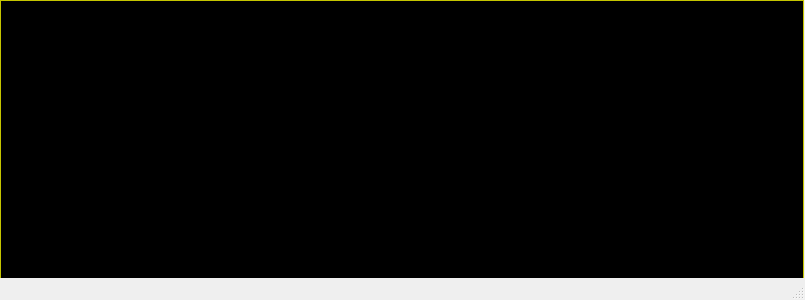
The window that ui/yeroth-erp-sortir-liststocks-window.ui (xnoumbissinoundou/yeroth-erp-3.0) describes before a commit, drawn with Qt 5.
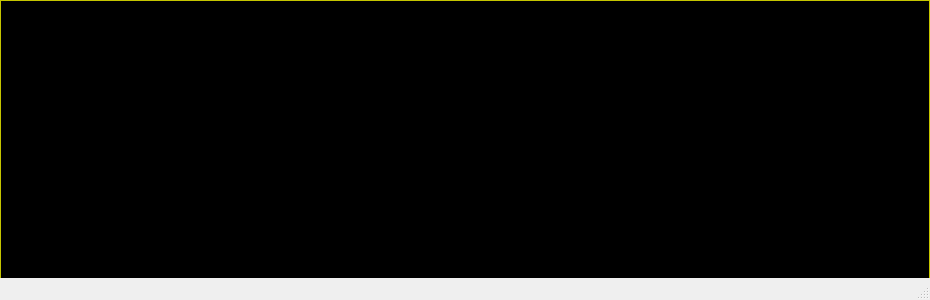
The same window after the commit. Custom widgets are drawn as their Qt base class.

Commit message: On branch master 	modified:   src/windows/yeroth-erp-main-window.cpp 	modified:   src/windows/yeroth-erp-pointdevente-liststocks-window.cpp 	modified:   src/windows/yeroth-erp-sortir-liststocks-window.cpp 	modified:   ui/yeroth-erp-main-window.ui 	modified:   ui/yeroth-erp-pointdevente-liststocks-window.ui 	modified:   ui/yeroth-erp-sortir-liststocks-window.ui 	modified:   ui/yeroth-erp-tableaux-de-bord-window.ui

Diff of the .ui file:
```diff
--- a/ui/yeroth-erp-sortir-liststocks-window.ui
+++ b/ui/yeroth-erp-sortir-liststocks-window.ui
@@ -6,7 +6,7 @@
    <rect>
     <x>0</x>
     <y>0</y>
-    <width>805</width>
+    <width>930</width>
     <height>300</height>
    </rect>
   </property>
@@ -19,7 +19,7 @@
      <rect>
       <x>0</x>
       <y>0</y>
-      <width>804</width>
+      <width>930</width>
       <height>299</height>
      </rect>
     </property>
```
Left out of the diff: 2 changed lines with no effect on the pictures. The commit also changes 6 other files.
